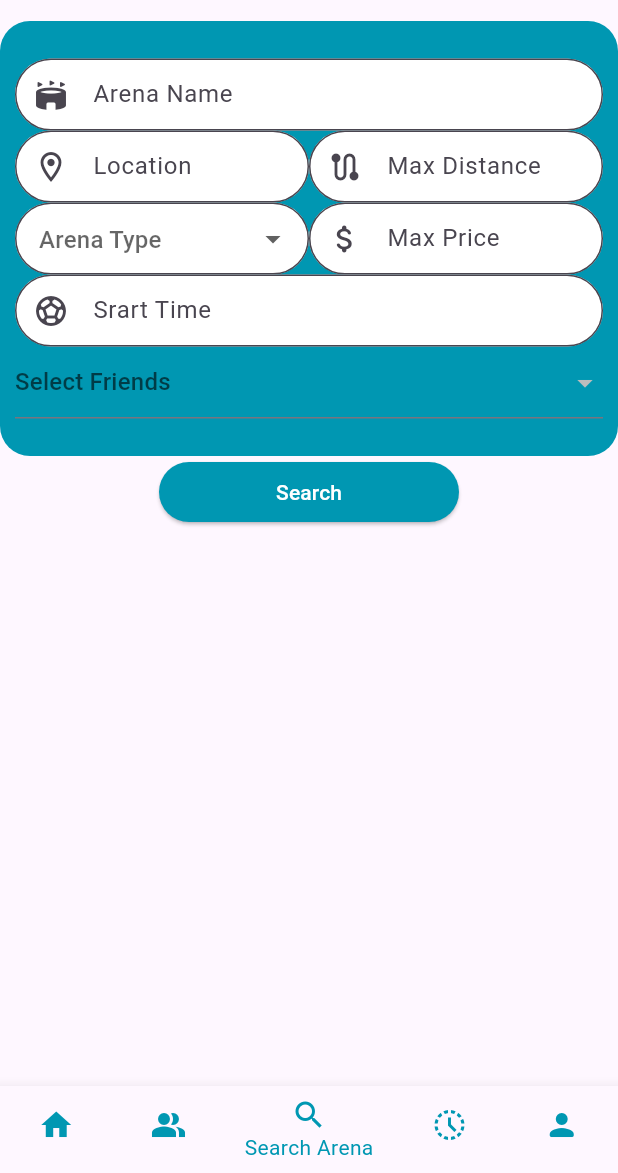
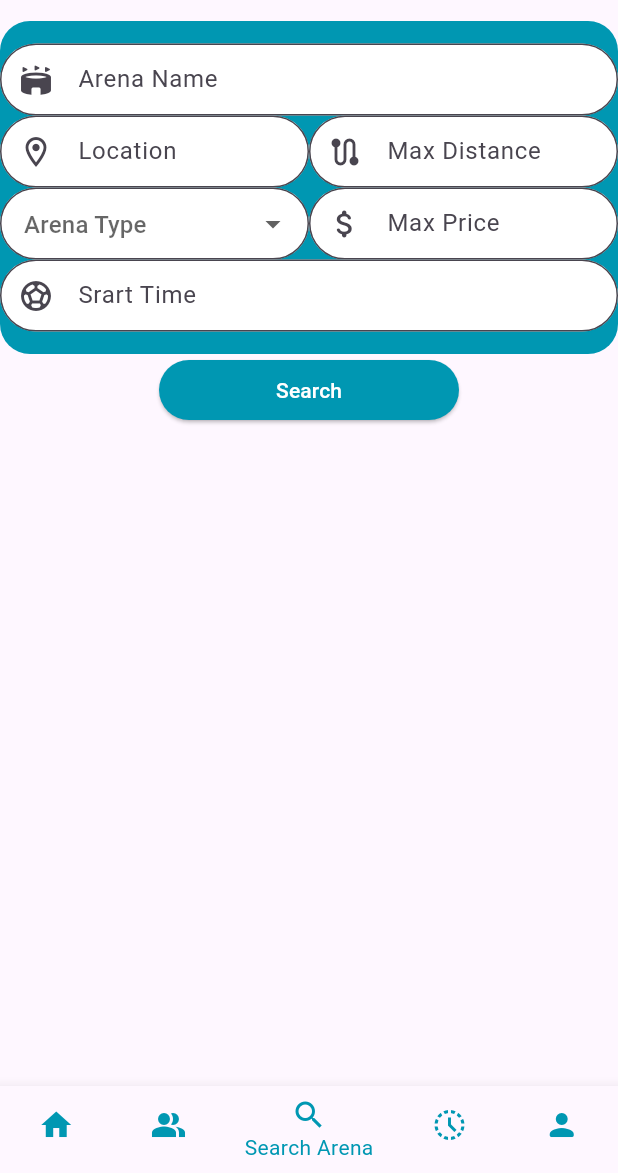
Before and after one commit to Ahmad-Waseem/ArenaGo, a Flutter app: the SearchPage screen opened directly, on a phone screen of 412 x 824 dp, the part 63-1236 px from its top. Run offline on Flutter 3.47's test engine with Material 3 defaults, Android fonts, the light colour scheme and no system bars; our stand-ins replace carousel_slider, cloud_firestore, firebase_auth, firebase_core, firebase_database, firebase_storage and 3 more; accounts and stored records are empty.

Commit message:
Revert "Search page"
This reverts commit 042ef93b67336cc7bc2955b159f5ddd9cae0a5cc.

```diff
--- a/lib/main.dart
+++ b/lib/main.dart
@@ -23,6 +23,9 @@ void main() async {
   runApp(MyApp());
 }
 
+
+
+
 class MyApp extends StatefulWidget {
   const MyApp({super.key});
 
@@ -31,10 +34,11 @@ class MyApp extends StatefulWidget {
 }
 
 class _MyAppState extends State<MyApp> {
+
   User? user;
 
   @override
-  void initState() {
+  void initState(){
     super.initState();
     user = FirebaseAuth.instance.currentUser;
   }
@@ -46,8 +50,7 @@ class _MyAppState extends State<MyApp> {
       theme: ThemeData(
         primaryColor: loginOutlinecolor,
       ),
-      home: user != null ? const HomePage() : const LoginView(),
-
+      home: user != null ? const OwnerHomePage() : const LoginView(),
       //home: AddArenaView()
       //routes: {
       //'/registration/': (context) => const RegistrationView(),
--- a/lib/views/search.dart
+++ b/lib/views/search.dart
@@ -5,34 +5,6 @@ import 'package:flutter/material.dart';
 import 'package:arenago/views/theme.dart';
 import 'package:arenago/views/TriggerMenu_ProfileButton.dart';
 import 'package:flutter/widgets.dart';
-
-import 'package:cloud_firestore/cloud_firestore.dart';
-
-class Friend {
-  final String uid;
-  final String displayName;
-  //final String email; // Or any other relevant friend information
-
-  Friend(
-      {required this.uid,
-      required this.displayName /*, required this.email */});
-}
-
-final friendsCollection = FirebaseFirestore.instance.collection('friends');
-
-Stream<List<Friend>> getFriends() {
-  return friendsCollection.snapshots().map((snapshot) {
-    return snapshot.docs.map((doc) {
-      // Assuming your friend data structure in Firestore
-      final data = doc.data();
-      return Friend(
-        uid: doc.id,
-        displayName: data['displayName'],
-        //email: data['email'], // Or access other friend properties
-      );
-    }).toList();
-  });
-}
 
 class SearchPage extends StatefulWidget {
   const SearchPage({super.key});
@@ -42,8 +14,6 @@ class SearchPage extends StatefulWidget {
 }
 
 class _SearchPageState extends State<SearchPage> {
-  List<String> selectedFriendUids = [];
-
   int _selectedIndex = 2;
 
   void _onItemTapped(int index) {
@@ -79,7 +49,7 @@ class _SearchPageState extends State<SearchPage> {
       body: Column(
         children: [
           Container(
-            padding: const EdgeInsets.fromLTRB(10, 25, 10, 25),
+            padding: const EdgeInsets.fromLTRB(0, 15, 0, 15),
 
             //width: double.infinity,
             decoration: BoxDecoration(
@@ -87,7 +57,6 @@ class _SearchPageState extends State<SearchPage> {
               borderRadius: BorderRadius.circular(20),
             ),
             child: Column(children: <Widget>[
-              // optional flex property if flex is 1 because the default flex is 1
               TextFormField(
                 decoration: InputDecoration(
                   labelText: 'Arena Name',
@@ -222,62 +191,6 @@ class _SearchPageState extends State<SearchPage> {
                       .white, // Set the color inside the text box to white
                 ),
               ),
-              const SizedBox(width: 15.0),
-
-              StreamBuilder<List<Friend>>(
-                stream: getFriends(),
-                builder: (context, snapshot) {
-                  if (snapshot.hasError) {
-                    return Text('Error: ${snapshot.error}');
-                  }
-
-                  if (!snapshot.hasData) {
-                    return const Center(child: CircularProgressIndicator());
-                  }
-
-                  final friends = snapshot.data!;
-
-                  return DropdownButtonFormField<List<String>>(
-                    // Use List<String> for multiple selections
-                    value:
-                        selectedFriendUids, // List to store selected friend UIDs
-                    isExpanded: true,
-                    hint: const Text('Select Friends'),
-                    items: friends
-                        .map((friend) => DropdownMenuItem(
-                              value: [
-                                friend.uid
-                              ], // Return a list with the friend's UID for selection
-                              child: Text(friend.displayName),
-                            ))
-                        .toList(),
-                    onChanged: (List<String>? newValues) {
-                      setState(() {
-                        selectedFriendUids =
-                            newValues ?? []; // Handle null selection
-                      });
-                    },
-                  );
-                },
-              ),
-
-              /*SizedBox(
-                width: 200,
-                child: ElevatedButton(
-                  onPressed: () {
-                    /*Navigator.push(
-                    context,
-                    MaterialPageRoute(
-                        builder: (context) => .......));*/
-                  },
-                  style: ElevatedButton.styleFrom(
-                      backgroundColor: Colors.white,
-                      side: BorderSide.none,
-                      shape: const StadiumBorder()),
-                  child: const Text("Search",
-                      style: TextStyle(color: loginOutlinecolor)),
-                ),
-              ),*/
             ]),
           ),
           SizedBox(
```
